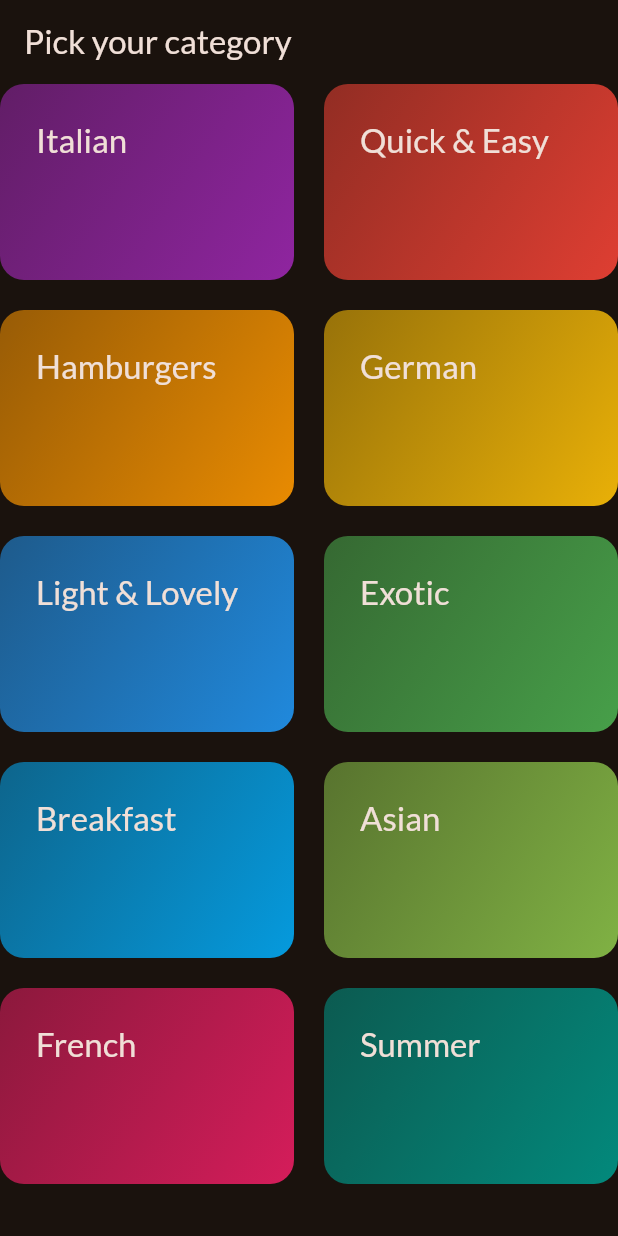
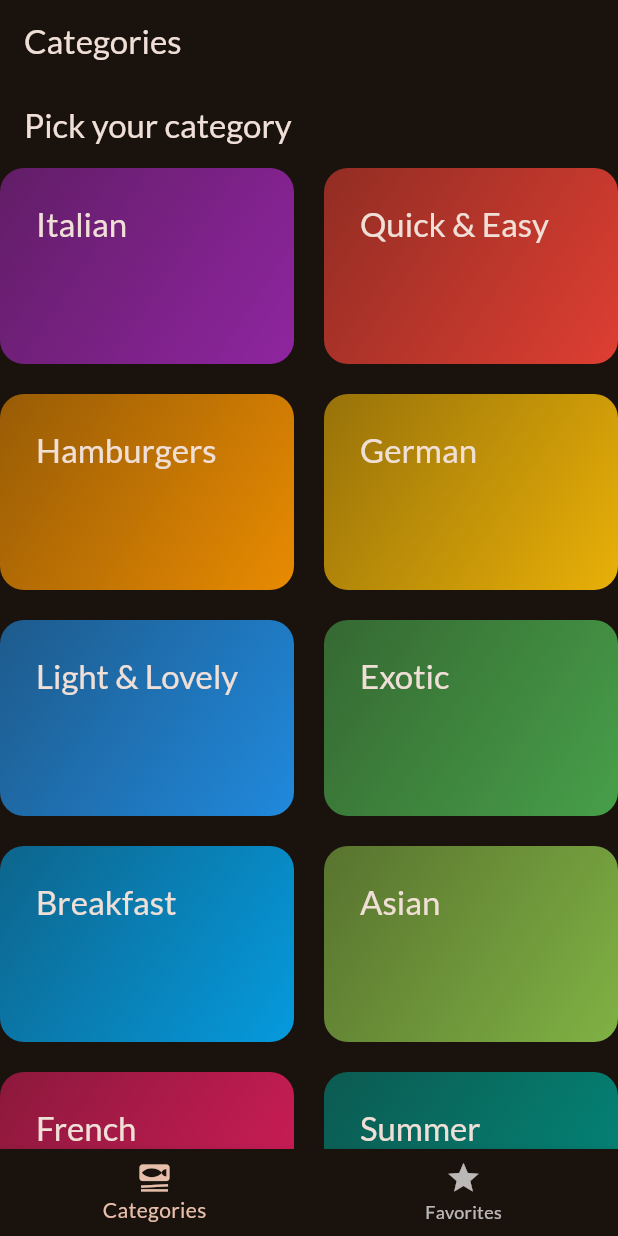
Before and after one commit to verdetea22/meals-app, a Flutter app: the screen it shows after launch, on a phone screen of 412 x 824 dp. Run offline on Flutter 3.47's test engine with Material 3 defaults, Android fonts, the phone set to English and light mode, and no system bars; our stand-ins replace google_fonts, transparent_image.

Commit message:
tabs work - favorites

```diff
--- a/lib/main.dart
+++ b/lib/main.dart
@@ -2,6 +2,7 @@ import 'package:flutter/material.dart';
 
 import 'package:google_fonts/google_fonts.dart';
 import 'package:meals_app/screens/categories.dart';
+import 'package:meals_app/screens/tabs.dart';
 
 
 final theme = ThemeData(
@@ -24,7 +25,7 @@ class App extends StatelessWidget {
   Widget build(BuildContext context) {
     return MaterialApp(
       theme: theme,
-      home: const CategoriesScreen()
+      home: const TabsScreen()
     );
   }
 }
--- a/lib/screens/tabs.dart
+++ b/lib/screens/tabs.dart
@@ -23,14 +23,16 @@ class _TabsScreenState extends State<TabsScreen> {
   @override
   Widget build(BuildContext context) {
     Widget activePage = const CategoriesScreen();
+    var activePageTitle = 'Categories';
 
     if (_selectedPageIndex == 1) {
       activePage = const MealsScreen(title: 'Favorites', meals: []);
+      activePageTitle = 'Your Favorites';
     }
 
     return Scaffold(
       appBar: AppBar(
-        title: const Text('dynamic'),
+        title: Text(activePageTitle),
       ),
       body: activePage,
       bottomNavigationBar: BottomNavigationBar(
```
